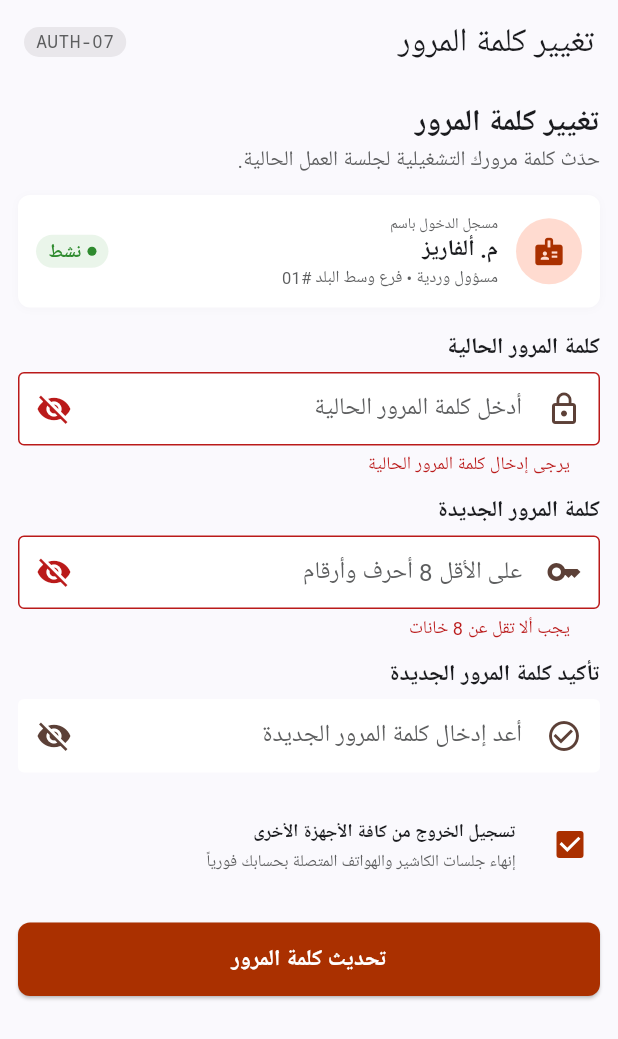
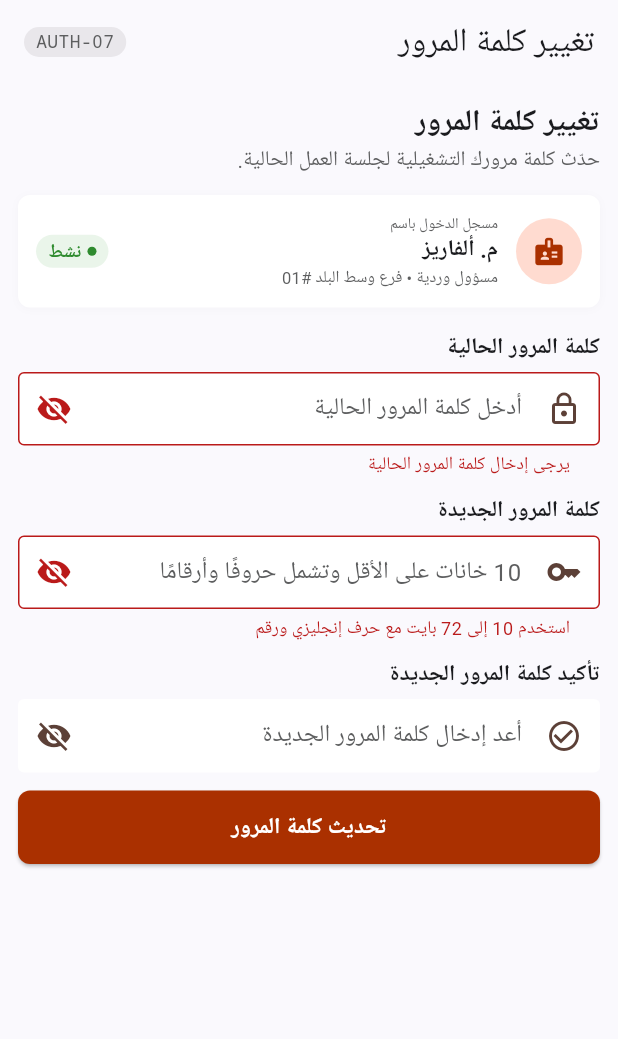
Before and after one commit to NorthstarEngineering/RAS-Mobile-Frontend, a Flutter app: the ChangePasswordScreen screen opened by its route, after a tap on "تحديث كلمة المرور", on a phone screen of 412 x 824 dp. Shown: the top 1039 px of the screen. Run offline on Flutter 3.47's test engine with Material 3 defaults, Android fonts, the phone set to English and light mode, and no system bars; our stand-ins replace equatable, flutter_bloc, get_it, go_router, google_fonts, material_symbols_icons and 1 more; accounts and stored records are empty; Roboto replaces fonts that are missing (Cairo).

Commit message:
fix(auth): complete first-login password change and load branch choices

```diff
--- a/lib/features/auth/domain/entities/user_session.dart
+++ b/lib/features/auth/domain/entities/user_session.dart
@@ -21,6 +21,7 @@ class UserSession extends Equatable {
     this.refreshToken = '',
     this.branchId = '',
     this.branchName = '',
+    this.mustChangePassword = false,
   });
 
   final String id;
@@ -31,6 +32,7 @@ class UserSession extends Equatable {
   final String refreshToken;
   final String branchId;
   final String branchName;
+  final bool mustChangePassword;
 
   Map<String, String> toStorage() => {
     'id': id,
@@ -41,6 +43,7 @@ class UserSession extends Equatable {
     'refreshToken': refreshToken,
     'branchId': branchId,
     'branchName': branchName,
+    'mustChangePassword': mustChangePassword.toString(),
   };
 
   factory UserSession.fromStorage(Map<String, String> values) => UserSession(
@@ -55,6 +58,7 @@ class UserSession extends Equatable {
     refreshToken: values['refreshToken'] ?? '',
     branchId: values['branchId'] ?? '',
     branchName: values['branchName'] ?? '',
+    mustChangePassword: values['mustChangePassword'] == 'true',
   );
 
   @override
@@ -67,5 +71,6 @@ class UserSession extends Equatable {
     refreshToken,
     branchId,
     branchName,
+    mustChangePassword,
   ];
 }
--- a/lib/features/auth/presentation/screens/change_password_screen.dart
+++ b/lib/features/auth/presentation/screens/change_password_screen.dart
@@ -1,3 +1,10 @@
+import 'dart:convert';
+
+import '../../../../core/di/service_locator.dart';
+import '../../../../core/network/authenticated_api.dart';
+import '../bloc/auth_bloc.dart';
+import '../bloc/auth_event.dart';
+
 import 'package:flutter/material.dart';
 import 'package:go_router/go_router.dart';
 import '../../../../core/theme/app_colors.dart';
@@ -20,7 +27,6 @@ class _ChangePasswordScreenState extends State<ChangePasswordScreen> {
   bool _obscureCurrent = true;
   bool _obscureNew = true;
   bool _obscureConfirm = true;
-  bool _logoutOtherDevices = true;
   bool _isLoading = false;
 
   @override
@@ -31,22 +37,39 @@ class _ChangePasswordScreenState extends State<ChangePasswordScreen> {
     super.dispose();
   }
 
-  void _handleSubmit() {
-    if (!_formKey.currentState!.validate()) return;
+  Future<void> _handleSubmit() async {
+    if (_isLoading || !_formKey.currentState!.validate()) return;
     setState(() => _isLoading = true);
-
-    Future.delayed(const Duration(milliseconds: 900), () {
-      if (mounted) {
-        setState(() => _isLoading = false);
-        ScaffoldMessenger.of(context).showSnackBar(
-          const SnackBar(
-            content: Text('تم تغيير كلمة المرور بنجاح وتحديث جلسة الأمان'),
-            backgroundColor: Color(0xFF2E8B2E),
+    try {
+      final session = await sl<AuthenticatedApi>().auth.changePassword(
+        currentPassword: _currentPasswordController.text,
+        newPassword: _newPasswordController.text,
+      );
+      final bloc = sl<AuthBloc>();
+      final updated = bloc.stream.firstWhere(
+        (state) => state.session == session,
+      );
+      bloc.add(SessionRestored(session));
+      await updated;
+      if (!mounted) return;
+      ScaffoldMessenger.of(
+        context,
+      ).showSnackBar(const SnackBar(content: Text('تم تغيير كلمة المرور')));
+      context.go('/home');
+    } on Exception catch (error) {
+      if (!mounted) return;
+      ScaffoldMessenger.of(context).showSnackBar(
+        SnackBar(
+          content: Text(
+            error is FormatException
+                ? error.message
+                : 'تعذر الاتصال لتغيير كلمة المرور',
           ),
-        );
-        context.pop();
-      }
-    });
+        ),
+      );
+    } finally {
+      if (mounted) setState(() => _isLoading = false);
+    }
   }
 
   @override
@@ -234,7 +257,7 @@ class _ChangePasswordScreenState extends State<ChangePasswordScreen> {
                 controller: _newPasswordController,
                 obscureText: _obscureNew,
                 decoration: InputDecoration(
-                  hintText: 'على الأقل 8 أحرف وأرقام',
+                  hintText: '10 خانات على الأقل وتشمل حروفًا وأرقامًا',
                   prefixIcon: const Icon(Icons.key_outlined),
                   suffixIcon: IconButton(
                     icon: Icon(
@@ -247,8 +270,13 @@ class _ChangePasswordScreenState extends State<ChangePasswordScreen> {
                   ),
                 ),
                 validator: (val) {
-                  if (val == null || val.length < 8) {
-                    return 'يجب ألا تقل عن 8 خانات';
+                  final password = val ?? '';
+                  final length = utf8.encode(password).length;
+                  if (length < 10 ||
+                      length > 72 ||
+                      !RegExp(r'[A-Za-z]').hasMatch(password) ||
+                      !RegExp(r'[0-9]').hasMatch(password)) {
+                    return 'استخدم 10 إلى 72 بايت مع حرف إنجليزي ورقم';
                   }
                   return null;
                 },
@@ -289,30 +317,6 @@ class _ChangePasswordScreenState extends State<ChangePasswordScreen> {
               ),
               const SizedBox(height: AppDimens.paddingMd),
 
-              // Security checkbox
-              CheckboxListTile(
-                value: _logoutOtherDevices,
-                contentPadding: EdgeInsets.zero,
-                controlAffinity: ListTileControlAffinity.leading,
-                title: Text(
-                  'تسجيل الخروج من كافة الأجهزة الأخرى',
-                  style: AppTypography.labelSm.copyWith(
-                    fontWeight: FontWeight.bold,
-                  ),
-                ),
-                subtitle: Text(
-                  'إنهاء جلسات الكاشير والهواتف المتصلة بحسابك فورياً',
-                  style: AppTypography.bodySm.copyWith(
-                    color: AppColors.secondary,
-                    fontSize: 11,
-                  ),
-                ),
-                activeColor: AppColors.primary,
-                onChanged: (val) =>
-                    setState(() => _logoutOtherDevices = val ?? true),
-              ),
-              const SizedBox(height: AppDimens.paddingLg),
-
               // Action button
               ElevatedButton(
                 onPressed: _isLoading ? null : _handleSubmit,
--- a/lib/features/auth/presentation/screens/login_screen.dart
+++ b/lib/features/auth/presentation/screens/login_screen.dart
@@ -55,7 +55,11 @@ class _LoginScreenState extends State<LoginScreen> {
                   behavior: SnackBarBehavior.floating,
                 ),
               );
-              context.go('/home');
+              context.go(
+                state.session!.mustChangePassword
+                    ? '/auth/change-password'
+                    : '/home',
+              );
             }
           },
           builder: (context, state) {
--- a/lib/features/operations/operations_api.dart
+++ b/lib/features/operations/operations_api.dart
@@ -235,7 +235,8 @@ class OperationsApi {
     Operation(
       'الخامات',
       [],
-      (_) => _api.get('/api/v1/central-kitchen/inventory/goods'),
+      (_) async =>
+          await _api.get('/api/v1/central-kitchen/inventory/goods') ?? const [],
     ),
     Operation(
       'تفاصيل خامة',
```
Also changed, not shown: lib/core/routing/app_router.dart (+9 -1 lines), lib/features/auth/data/repositories/api_auth_repository.dart (+29 -0 lines), lib/features/operations/operations_screen.dart (+77 -3 lines), 1 other file.
